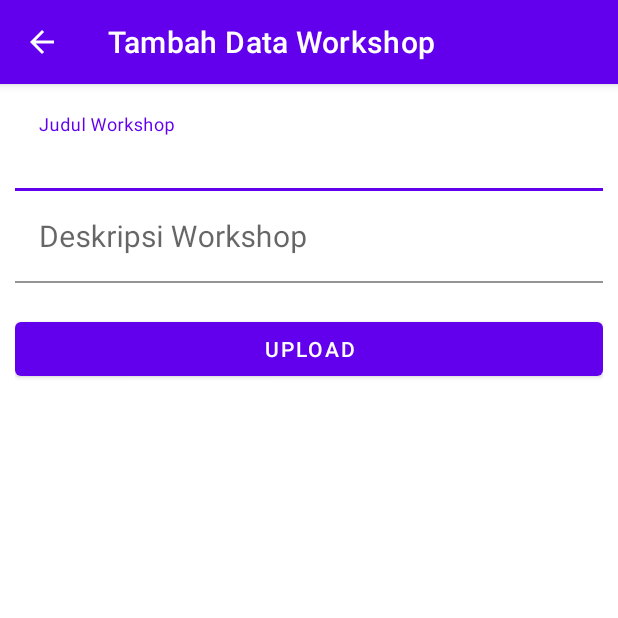
After one commit to Eidith15/StudioChendraApp, an Android app: the TambahWorkshopActivity screen opened directly, with no data from a screen before it, on a phone screen of 412 x 824 dp, the top half of it. The commit adds this screen. Run offline under Robolectric (Android 15) with nearby library versions, the phone set to English and light mode, and no system bars.

Commit message:
Add Menu, Nav Bar, dan Navbar ke menu Tambah Workshop

```diff
--- /dev/null
+++ b/app/src/main/java/com/eidith/studiochendraapp/activity/TambahWorkshopActivity.java
@@ -0,0 +1,19 @@
+package com.eidith.studiochendraapp.activity;
+
+import androidx.appcompat.app.AppCompatActivity;
+
+import android.os.Bundle;
+
+import com.eidith.studiochendraapp.R;
+
+public class TambahWorkshopActivity extends AppCompatActivity {
+
+    @Override
+    protected void onCreate(Bundle savedInstanceState) {
+        super.onCreate(savedInstanceState);
+        setContentView(R.layout.activity_tambah_workshop);
+
+        setTitle("Tambah Data Workshop");
+
+    }
+}
--- /dev/null
+++ b/app/src/main/res/layout/activity_tambah_workshop.xml
@@ -0,0 +1,50 @@
+<?xml version="1.0" encoding="utf-8"?>
+<LinearLayout xmlns:android="http://schemas.android.com/apk/res/android"
+    xmlns:app="http://schemas.android.com/apk/res-auto"
+    android:layout_width="match_parent"
+    android:layout_height="match_parent"
+    android:orientation="vertical"
+    android:duplicateParentState="true"
+    android:layout_margin="10dp">
+
+                <com.google.android.material.textfield.TextInputLayout
+                    android:layout_width="match_parent"
+                    android:layout_height="wrap_content"
+                    app:boxBackgroundColor="@color/white">
+
+                    <EditText
+                        android:id="@+id/inputJudulWorkshop"
+                        android:layout_width="match_parent"
+                        android:layout_height="wrap_content"
+                        android:hint="Judul Workshop"
+                        android:inputType="textCapSentences|textMultiLine"
+                        android:maxLines="2"
+                        android:textSize="20sp" />
+
+                </com.google.android.material.textfield.TextInputLayout>
+
+
+                <com.google.android.material.textfield.TextInputLayout
+                        android:layout_width="match_parent"
+                        android:layout_height="wrap_content"
+                        app:boxBackgroundColor="@color/white"
+                        android:paddingBottom="20dp">
+
+                    <EditText
+                        android:id="@+id/inputDeskripsiWorkshop"
+                        android:layout_width="match_parent"
+                        android:layout_height="wrap_content"
+                        android:hint="Deskripsi Workshop"
+                        android:inputType="textCapSentences|textMultiLine"
+                        android:maxLines="5"
+                        android:textSize="20sp" />
+
+                </com.google.android.material.textfield.TextInputLayout>
+
+            <Button
+                android:id="@+id/btnTambahWorkshop"
+                android:layout_width="match_parent"
+                android:layout_height="wrap_content"
+                android:text="UPLOAD"/>
+
+</LinearLayout>
--- a/app/src/main/res/values/strings.xml
+++ b/app/src/main/res/values/strings.xml
@@ -1,5 +1,7 @@
 <resources>
     <string name="app_name">StudioChendraApp</string>
     <!-- Strings used for fragments for navigation -->
+    <string name="open">Open</string>
+    <string name="close">Close</string>
 
 </resources>
```
Also changed, not shown: app/src/main/AndroidManifest.xml (+10 -5 lines), app/src/main/java/com/eidith/studiochendraapp/activity/WorkshopActivity.java (renamed from app/src/main/java/com/eidith/studiochendraapp/controller/WorkshopActivity.java, +72 -2 lines), app/src/main/res/layout/activity_workshop.xml (+12 -3 lines), app/src/main/res/menu/navigation_menu_admin.xml (added, +32 -0 lines), app/src/main/res/menu/navigation_menu_user.xml (added, +26 -0 lines), app/src/main/res/drawable-v24/gambar_workshop1.jpg (added), 1 other file.
